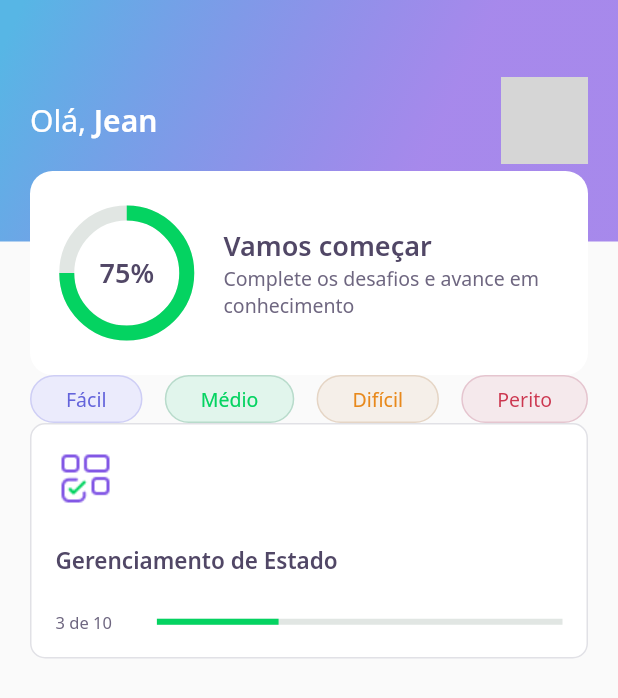
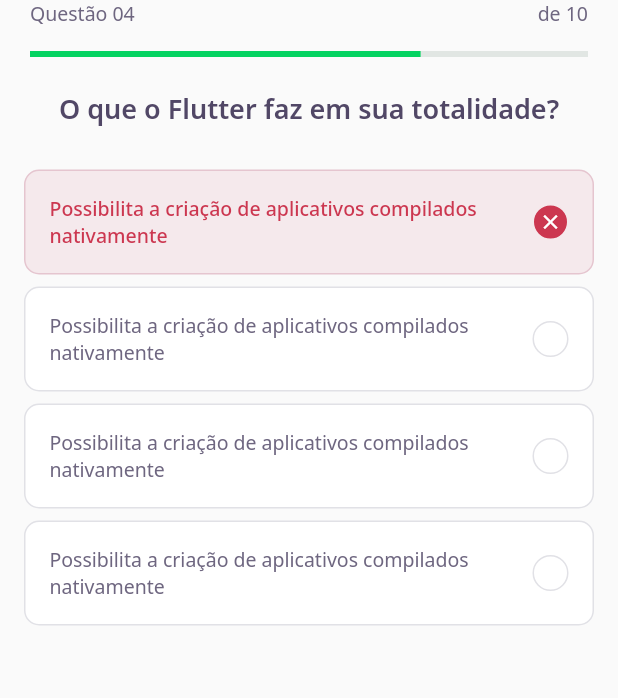
Before and after one commit to JeanBauch/devquiz-flutter, a Flutter app: the screen it shows after launch, on a phone screen of 412 x 824 dp. Shown: the top 698 px of the screen. Run offline on Flutter 3.47's test engine with Material 2 defaults, Android fonts, the phone set to English and light mode, and no system bars; our stand-ins replace google_fonts; grey boxes are pictures that could not be loaded.

Commit message:
finshHomePage & QuizPageLayout

```diff
--- /dev/null
+++ b/lib/challenge/challenge_page.dart
@@ -0,0 +1,25 @@
+import 'package:DevQuiz/challenge/widget/question_indicator/question_indicator_widget.dart';
+import 'package:DevQuiz/challenge/widget/quiz/quiz_widget.dart';
+import 'package:flutter/material.dart';
+
+class ChallengePage extends StatefulWidget {
+  const ChallengePage({ Key? key }) : super(key: key);
+
+  @override
+  _ChallengePageState createState() => _ChallengePageState();
+}
+
+class _ChallengePageState extends State<ChallengePage> {
+  @override
+  Widget build(BuildContext context) {
+    return Scaffold(
+      appBar: PreferredSize(
+        preferredSize: Size.fromHeight(60) ,
+        child: SafeArea(
+          child: QuestionIndicatorWidget()
+        ),
+      ),
+      body: QuizWidget(title: "O que o Flutter faz em sua totalidade?"),
+    );
+  }
+}
--- /dev/null
+++ b/lib/challenge/widget/awnser/awnser_widget.dart
@@ -0,0 +1,72 @@
+import 'package:DevQuiz/core/app_colors.dart';
+import 'package:DevQuiz/core/app_text_styles.dart';
+import 'package:flutter/material.dart';
+
+class AwnserWidget extends StatelessWidget {
+  final String title;
+  final bool isRight;
+  final bool isSelected;
+
+  const AwnserWidget({
+    Key? key,
+    required this.title,
+    this.isRight = false,
+    this.isSelected = false,
+  }) : super(key: key);
+
+  Color get _selectedColorRight => isRight ? AppColors.darkGreen : AppColors.darkRed;
+  Color get _selectedBorderRight => isRight ? AppColors.lightGreen : AppColors.lightRed;
+  Color get _selectedColorCardRight => isRight ? AppColors.lightGreen : AppColors.lightRed;
+  Color get _selectedBorderCardRight => isRight ? AppColors.green : AppColors.red;
+
+  TextStyle get _selectedTextStyleRight => isRight ? AppTextStyles.bodyDarkGreen : AppTextStyles.bodyDarkRed;
+  IconData get _selectedIconRight => isRight ? Icons.check : Icons.close;
+
+  @override
+  Widget build(BuildContext context) {
+    return Padding(
+      padding: const EdgeInsets.symmetric(horizontal: 16, vertical: 4),
+      child: Container(
+        padding: EdgeInsets.all(16),
+        decoration: BoxDecoration(
+          color: isSelected ? _selectedColorCardRight : AppColors.white,
+          borderRadius: BorderRadius.circular(10),
+          border: Border.fromBorderSide(
+            BorderSide(
+              color: isSelected ? _selectedBorderCardRight : AppColors.border,
+            )
+          )
+        ),
+        child: Row(
+          mainAxisAlignment: MainAxisAlignment.spaceBetween,
+          children: [
+            Expanded(
+              child: Text(
+                title,
+                style: isSelected ? _selectedTextStyleRight : AppTextStyles.body,
+              )
+            ),
+            Container(
+              width: 24,
+              height: 24,
+              decoration: BoxDecoration(
+                color: isSelected ? _selectedColorRight : AppColors.white,
+                borderRadius: BorderRadius.circular(500),
+                border: Border.fromBorderSide(
+                  BorderSide(
+                    color: isSelected ? _selectedBorderRight : AppColors.border
+                  )
+                )
+              ),
+              child: isSelected ? Icon(
+                _selectedIconRight,
+                size: 16,
+                color: Colors.white,
+              ) : null,
+            )
+          ],
+        ),
+      ),
+    );
+  }
+}
--- /dev/null
+++ b/lib/challenge/widget/question_indicator/question_indicator_widget.dart
@@ -0,0 +1,28 @@
+import 'package:DevQuiz/core/app_text_styles.dart';
+import 'package:DevQuiz/shared/widgets/progress_indicator/progress_indicator_widget.dart';
+import 'package:flutter/material.dart';
+
+class QuestionIndicatorWidget extends StatelessWidget {
+  const QuestionIndicatorWidget({ Key? key }) : super(key: key);
+
+  @override
+  Widget build(BuildContext context) {
+    return Padding(
+      padding: const EdgeInsets.symmetric(horizontal: 20),
+      child: Container(
+        child: Column(
+          children: [ Row(
+            mainAxisAlignment: MainAxisAlignment.spaceBetween,
+            children: [
+              Text("Questão 04", style: AppTextStyles.body,),
+              Text("de 10", style: AppTextStyles.body,)
+            ],
+          ),
+          SizedBox(height: 16,),
+          ProgressIndicatorWidget(value: 0.7,)
+          ],
+        ),
+      ),
+    );
+  }
+}
--- /dev/null
+++ b/lib/challenge/widget/quiz/quiz_widget.dart
@@ -0,0 +1,34 @@
+import 'package:DevQuiz/challenge/widget/awnser/awnser_widget.dart';
+import 'package:DevQuiz/core/app_text_styles.dart';
+import 'package:flutter/material.dart';
+
+class QuizWidget extends StatelessWidget {
+  final String title;
+  const QuizWidget({ Key? key, required this.title }) : super(key: key);
+
+  @override
+  Widget build(BuildContext context) {
+    return Container(
+      child: Column(
+        children: [
+          Text(title, style: AppTextStyles.heading,),
+          SizedBox(height: 24,),
+          AwnserWidget(
+            title: "Possibilita a criação de aplicativos compilados nativamente",
+            isRight: false,
+            isSelected: true,
+          ),
+          AwnserWidget(
+            title: "Possibilita a criação de aplicativos compilados nativamente"
+          ),
+          AwnserWidget(
+            title: "Possibilita a criação de aplicativos compilados nativamente"
+          ),
+          AwnserWidget(
+            title: "Possibilita a criação de aplicativos compilados nativamente"
+          ),
+        ],
+      ),
+    );
+  }
+}
--- a/lib/core/app_widget.dart
+++ b/lib/core/app_widget.dart
@@ -1,4 +1,5 @@
 //import 'package:DevQuiz/home/home_page.dart';
+import 'package:DevQuiz/challenge/challenge_page.dart';
 import 'package:DevQuiz/home/home_page.dart';
 import 'package:DevQuiz/splash/splash_page.dart';
 import 'package:flutter/material.dart';
@@ -8,7 +9,7 @@ class AppWidget extends StatelessWidget {
   Widget build(BuildContext context) {
     return MaterialApp(
       title: "DevQuiz",
-      home: HomePage(),
+      home: ChallengePage(),
     );
   }
 }
--- a/lib/home/widgets/quiz_card/quiz_card_widget.dart
+++ b/lib/home/widgets/quiz_card/quiz_card_widget.dart
@@ -1,6 +1,7 @@
 import 'package:DevQuiz/core/app_colors.dart';
 import 'package:DevQuiz/core/app_text_styles.dart';
 import 'package:DevQuiz/core/core.dart';
+import 'package:DevQuiz/shared/widgets/progress_indicator/progress_indicator_widget.dart';
 import 'package:flutter/material.dart';
 
 class QuizCardWidget extends StatelessWidget {
@@ -24,19 +25,19 @@ class QuizCardWidget extends StatelessWidget {
             child: Image.asset(AppImages.blocks),
           ),
           SizedBox(
-            height: 24,
+            height: 18,
           ),
           Text(
             "Gerenciamento de Estado",
             style: AppTextStyles.heading15,
           ),
           SizedBox(
-            height: 24,
+            height: 18,
           ),
           Row(
             children: [
               Expanded(
-                flex: 1,
+                flex: 2,
                 child: Text(
                   "3 de 10",
                   style: AppTextStyles.body11,
@@ -44,11 +45,7 @@ class QuizCardWidget extends StatelessWidget {
               ),
               Expanded(
                 flex: 4,
-                child: LinearProgressIndicator(
-                  value: 0.3,
-                  backgroundColor: AppColors.chartSecondary,
-                  valueColor: AlwaysStoppedAnimation<Color>(AppColors.chartPrimary),
-                ),
+                child: ProgressIndicatorWidget(value: 0.3,)
               )
             ],
           )
--- /dev/null
+++ b/lib/shared/widgets/progress_indicator/progress_indicator_widget.dart
@@ -0,0 +1,17 @@
+import 'package:flutter/material.dart';
+
+import '../../../core/app_colors.dart';
+
+class ProgressIndicatorWidget extends StatelessWidget {
+  final double value;
+  const ProgressIndicatorWidget({ Key? key, required this.value }) : super(key: key);
+
+  @override
+  Widget build(BuildContext context) {
+    return LinearProgressIndicator(
+      value: value,
+      backgroundColor: AppColors.chartSecondary,
+      valueColor: AlwaysStoppedAnimation<Color>(AppColors.chartPrimary),
+    );
+  }
+}
```
Also changed, not shown: lib/home/home_page.dart (+17 -2 lines), lib/shared/models/awnser_models.dart (added, +9 -0 lines), lib/shared/models/question_models.dart (added, +11 -0 lines), lib/shared/models/quiz_models.dart (added, +20 -0 lines), lib/shared/models/user_model.dart (added, +11 -0 lines).
